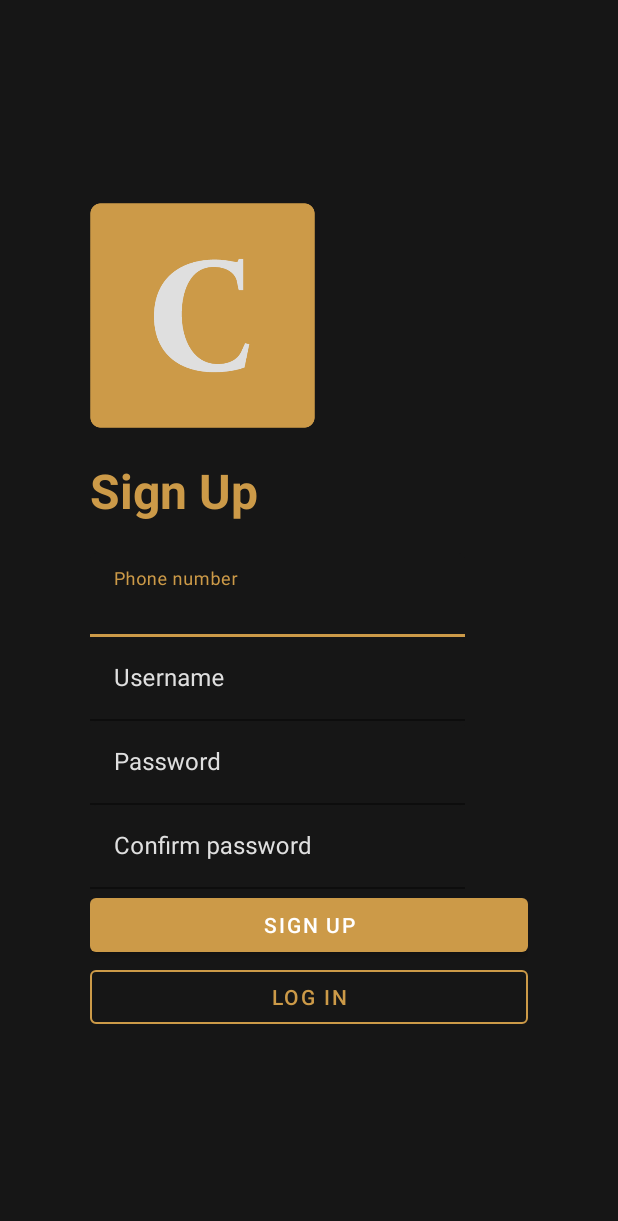
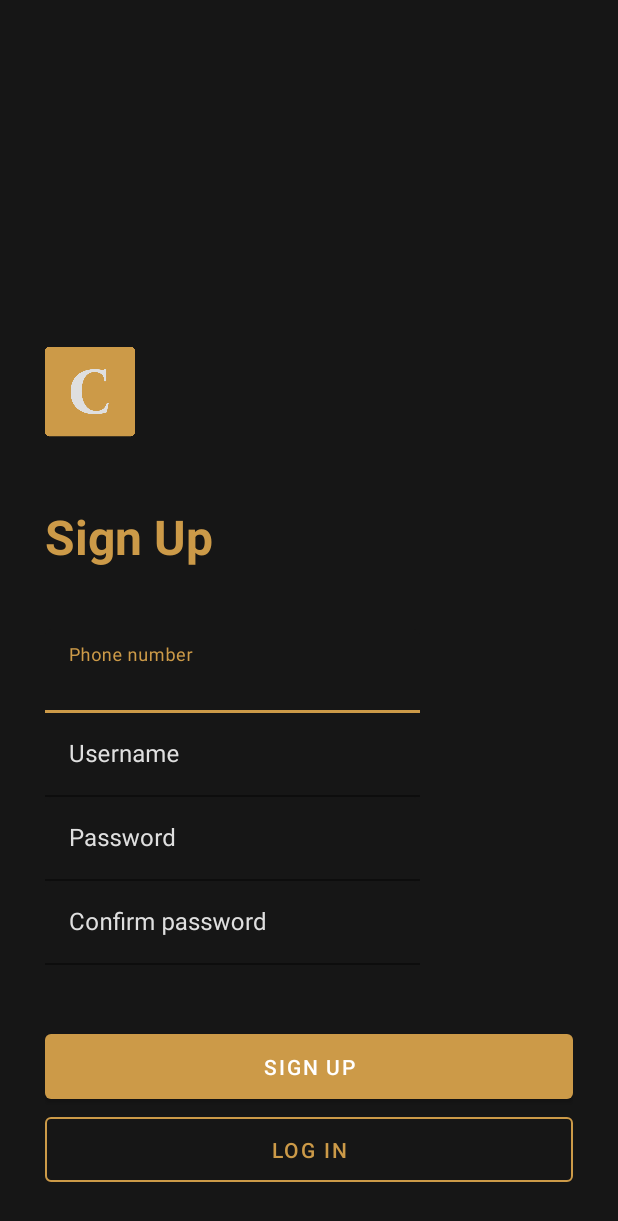
Before and after one commit to noah-erasmus/Conversate, an Android app: the screen it shows after launch (AuthenticationActivity), on a phone screen of 412 x 824 dp. Shown: the top 1221 px of the screen. Run offline under Robolectric (Android 15) with nearby library versions, the phone set to English and light mode, and no system bars.

Commit message:
[C] Style changes to Authentication fragments

```diff
--- a/app/src/main/res/layout/activity_authentication.xml
+++ b/app/src/main/res/layout/activity_authentication.xml
@@ -7,9 +7,9 @@
     android:layout_height="match_parent"
     tools:context=".AuthenticationActivity"
     android:orientation="vertical"
-    android:gravity="center"
+    android:gravity="bottom"
     android:background="@color/conversate_black"
-    android:padding="60dp">
+    android:padding="30dp">
 
     <FrameLayout
         android:id="@+id/auth_fragment_area"
--- a/app/src/main/res/layout/fragment_signup.xml
+++ b/app/src/main/res/layout/fragment_signup.xml
@@ -15,8 +15,8 @@
 
             <ImageView
                 android:src="@drawable/conversate_logo_square"
-                android:layout_width="150dp"
-                android:layout_height="150dp"
+                android:layout_width="60dp"
+                android:layout_height="70dp"
                 android:layout_gravity="left"/>
 
             <TextView
@@ -26,7 +26,7 @@
                 android:textColor="@color/conversate_gold"
                 android:textSize="32sp"
                 android:textStyle="bold"
-                android:layout_marginVertical="20dp"
+                android:layout_marginVertical="40dp"
                 android:layout_gravity="left"/>
 
             <com.google.android.material.textfield.TextInputLayout
@@ -92,14 +92,15 @@
             <com.google.android.material.button.MaterialButton
                 android:id="@+id/signup_btn_s"
                 android:layout_width="fill_parent"
-                android:layout_height="wrap_content"
+                android:layout_height="55dp"
                 android:text="Sign Up"
-                android:layout_gravity="left"/>
+                android:layout_gravity="left"
+                android:layout_marginTop="40dp"/>
 
             <com.google.android.material.button.MaterialButton
                 android:id="@+id/login_btn_s"
                 android:layout_width="fill_parent"
-                android:layout_height="wrap_content"
+                android:layout_height="55dp"
                 android:text="Log In"
                 style="@style/Widget.MaterialComponents.Button.OutlinedButton"
                 app:strokeWidth="1dp"
```
Also changed, not shown: app/src/main/res/layout/fragment_login.xml (+7 -6 lines).
